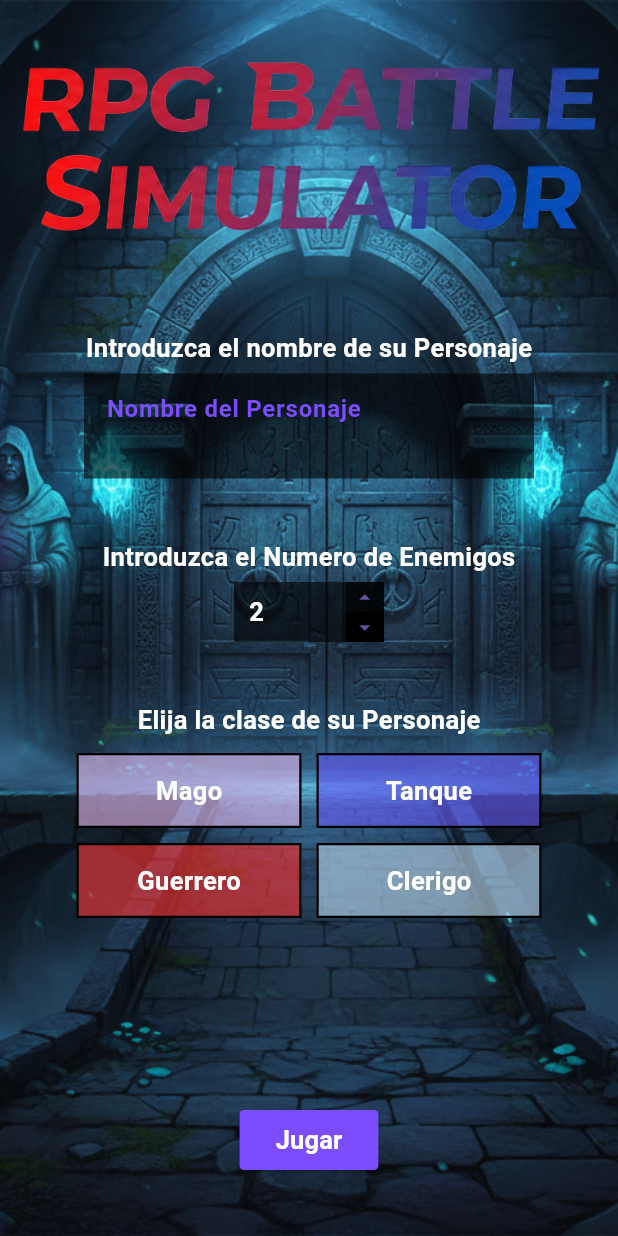
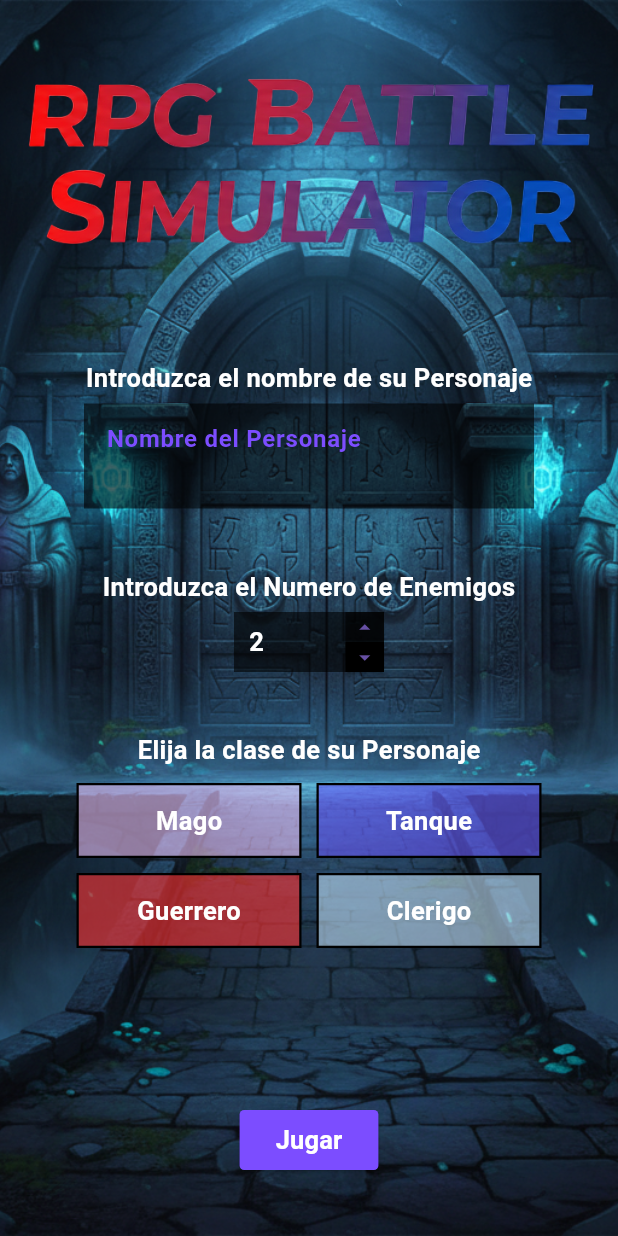
Before and after one commit to DanielGS11/TFC_Proyecto, a Flutter app: the screen it shows after launch, after a tap on the "arrow drop up" icon, on a phone screen of 412 x 824 dp. Run offline on Flutter 3.47's test engine with Material 3 defaults, Android fonts, the phone set to English and light mode, and no system bars.

Commit message:
Primera pantalla V2

```diff
--- a/lib/game_portrait_screen.dart
+++ b/lib/game_portrait_screen.dart
@@ -1,4 +1,5 @@
 import 'package:flutter/material.dart';
+import 'package:flutter/services.dart';
 import 'package:prueba_1/data/character_Data.dart';
 
 class GamePortraitScreen extends StatefulWidget {
@@ -33,7 +34,13 @@ class _GamePortraitScreenState extends State<GamePortraitScreen> {
       filasClases = (classes.length / 2).round();
     }
 
+    // Aqui pillo la altura de pantalla para poner porcentajes de altura
+    double screenHeight = MediaQuery.of(context).size.height;
+
     return Scaffold(
+      // Para evitar problemas de overflow con el teclado del movil
+      resizeToAvoidBottomInset: false,
+
       body: Stack(
         children: [
           // Fondo
@@ -44,14 +51,29 @@ class _GamePortraitScreenState extends State<GamePortraitScreen> {
             ),
           ),
 
-          Column(
+          SizedBox(
+            // 100%
+            height: screenHeight,
+            child: Column(
               crossAxisAlignment: CrossAxisAlignment.center,
               children: [
-              Image.asset("assets/title/title.png", height: 200, width: 400),
+                Container(
+                    margin: EdgeInsets.all(10),
+                    child: Image.asset("assets/title/title.png", height: 200, width: 400)),
 
+                SizedBox(
+                  // 55%
+                  height: screenHeight * 0.55,
+                  child: SingleChildScrollView(
+                    child: Column(
+                      children: [
                         Container(
                             margin: EdgeInsets.fromLTRB(0, 20, 0, 0),
                             child: _playerData()),
+                      ],
+                    ),
+                  ),
+                ),
 
                 Spacer(),
 
@@ -60,11 +82,13 @@ class _GamePortraitScreenState extends State<GamePortraitScreen> {
                     child: _playButton()),
               ],
             ),
+          ),
         ],
       ),
     );
   }
 
+  // --------------------------------- MODULOS ---------------------------------
   Form _playerData() {
     return Form(
       key: _formKey,
@@ -132,6 +156,8 @@ class _GamePortraitScreenState extends State<GamePortraitScreen> {
           color: Colors.deepPurpleAccent,
         ),
       ),
+
+      keyboardType: TextInputType.text,
 
       style: TextStyle(color: Colors.white),
 
@@ -306,7 +332,7 @@ class _GamePortraitScreenState extends State<GamePortraitScreen> {
       style: ElevatedButton.styleFrom(
         shape: RoundedRectangleBorder(borderRadius: BorderRadius.circular(3)),
         backgroundColor: Colors.deepPurpleAccent,
-        minimumSize: Size(80, 40),
+        maximumSize: Size(100, 40)
       ),
       child: _formText("Jugar"),
     );
--- a/lib/main.dart
+++ b/lib/main.dart
@@ -1,10 +1,19 @@
 import 'package:flutter/material.dart';
+import 'package:flutter/services.dart';
 import 'package:prueba_1/result_screen.dart';
 
 import 'game_portrait_screen.dart';
 import 'in_game_screen.dart';
 
 void main() {
+  // Asegurar inicio
+  WidgetsFlutterBinding.ensureInitialized();
+  // Aqui ponemos la orientacion a bloquear
+  SystemChrome.setPreferredOrientations([
+    DeviceOrientation.portraitUp, // Bloquea en modo vertical
+    // DeviceOrientation.landscapeLeft, // Descomenta para bloquear en modo horizontal
+  ]);
+
   runApp(const MyApp());
 }
 
```
Lines whose indentation alone changed are shown as unchanged.
